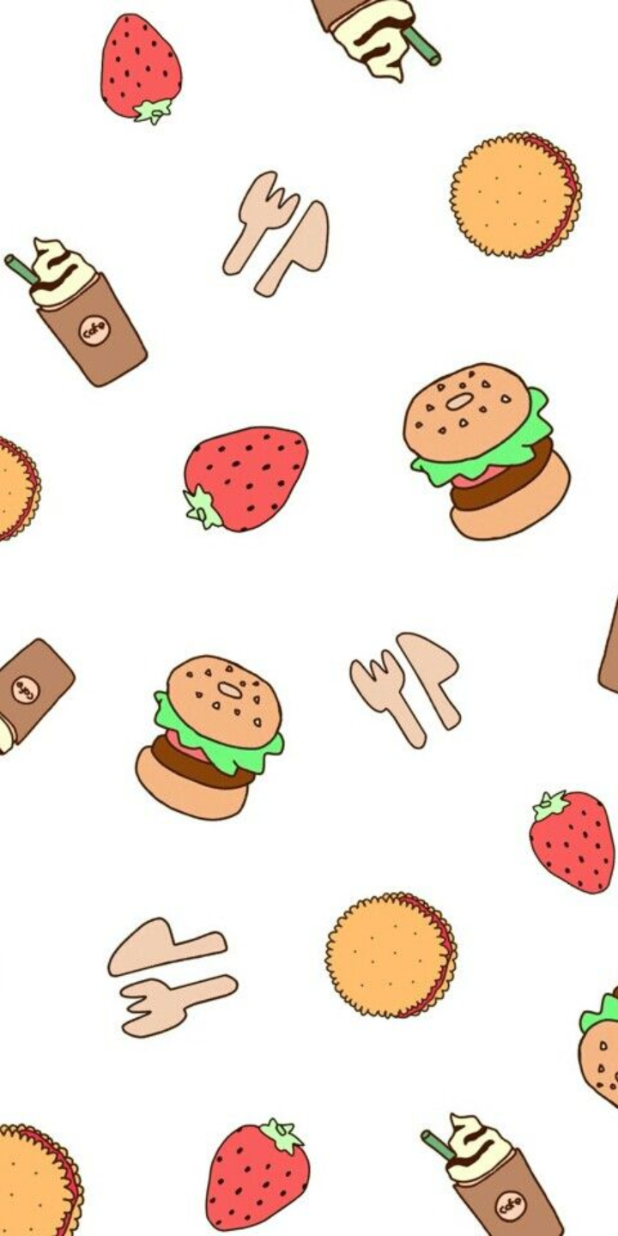
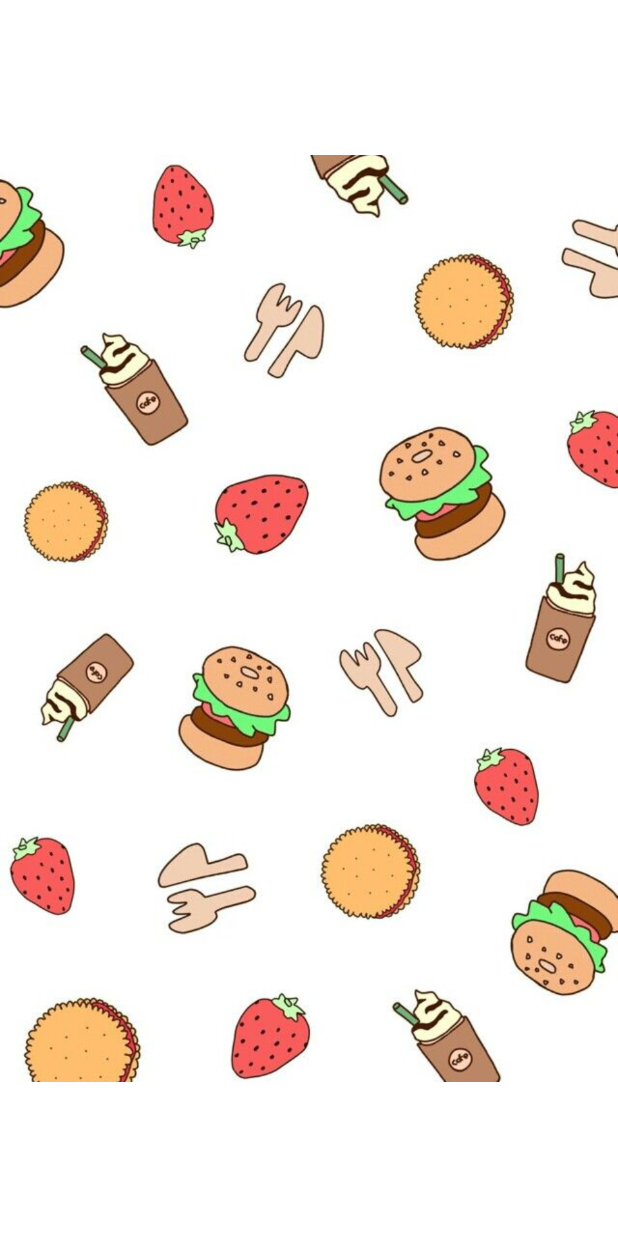
Before and after one commit to Hossam01/Qurba, an Android app built with Jetpack Compose: the @Preview function SplashScreenDisplay, on a phone screen of 412 x 824 dp. Run offline under Robolectric (Android 15) with nearby library versions, the phone set to English and light mode, and no system bars.

Commit message:
change image

```diff
--- a/app/src/main/java/com/reader/qurba/ui/splash/SplashScreen.kt
+++ b/app/src/main/java/com/reader/qurba/ui/splash/SplashScreen.kt
@@ -3,6 +3,7 @@ package com.reader.qurba.ui.splash
 import androidx.compose.foundation.Image
 import androidx.compose.foundation.layout.fillMaxHeight
 import androidx.compose.foundation.layout.fillMaxSize
+import androidx.compose.foundation.layout.height
 import androidx.compose.runtime.Composable
 import androidx.compose.runtime.LaunchedEffect
 import androidx.compose.ui.Modifier
@@ -26,7 +27,7 @@ fun SplashScreen(navController: NavHostController){
 }
 @Composable
 fun SplashDesign(){
-    Image(painter = painterResource(id = R.drawable.splash), contentDescription = stringResource(id = R.string.splash_picture), contentScale = ContentScale.Crop )
+    Image(painter = painterResource(id = R.drawable.splash), contentDescription = stringResource(id = R.string.splash_picture), modifier = Modifier.fillMaxSize() )
 }
 
 @Preview
```
